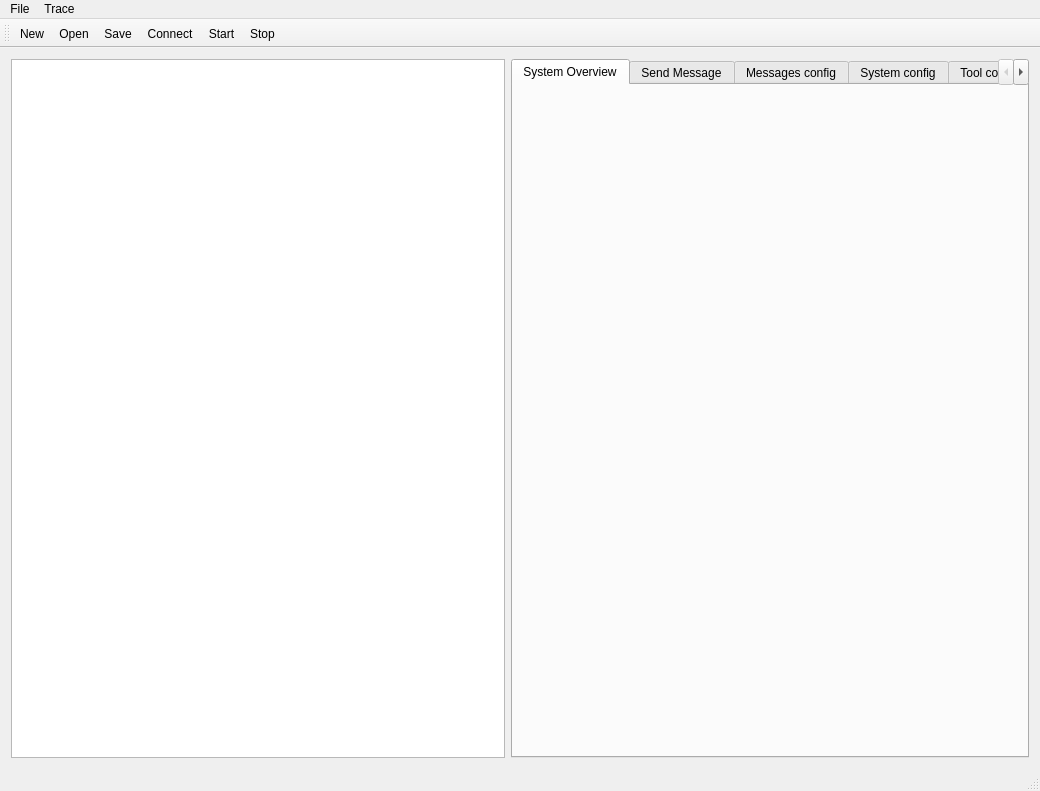
First picture: the form in mainwindow.ui, repository NeverKnewTheName/R_Visualizer, before the edit.
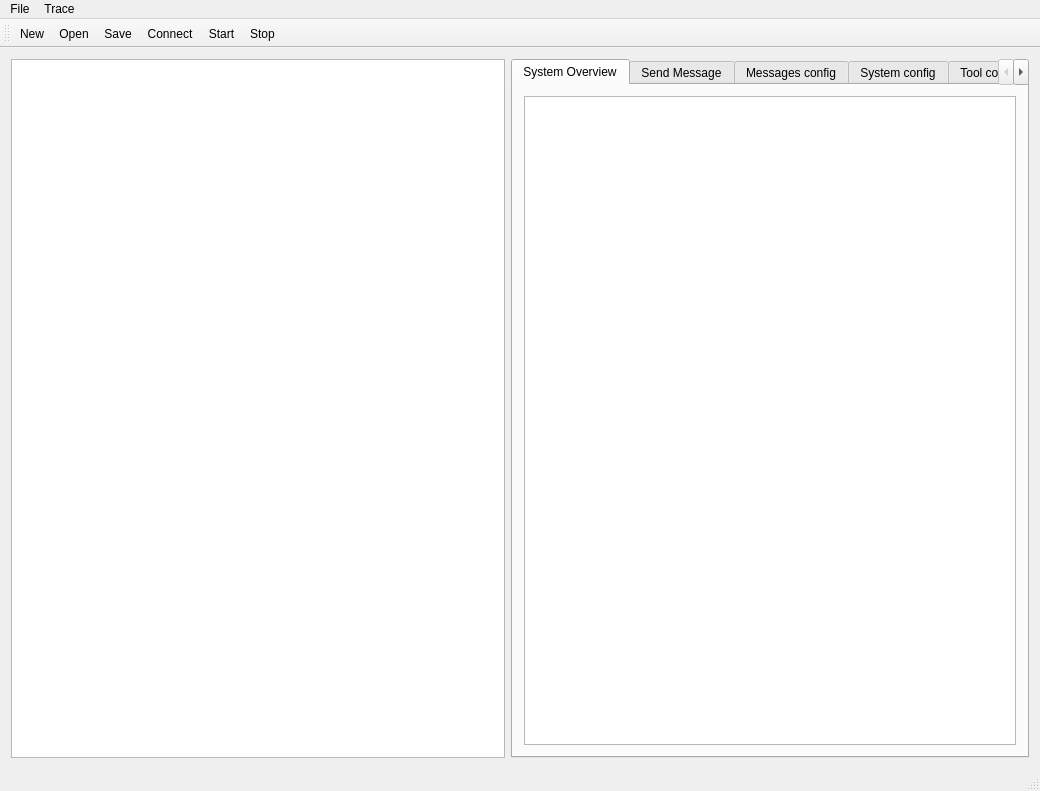
Second picture: the form after the edit. Icons and pictures are not drawn.

Commit message: added a simple square to demonstrate the QGraphicsItem capabilites

What changed in the file:
```diff
--- a/mainwindow.ui
+++ b/mainwindow.ui
@@ -27,6 +27,11 @@
        <attribute name="title">
         <string>System Overview</string>
        </attribute>
+       <layout class="QGridLayout" name="gridLayout">
+        <item row="0" column="0">
+         <widget class="QGraphicsView" name="graphicsView"/>
+        </item>
+       </layout>
       </widget>
       <widget class="QWidget" name="tab_sndMsg">
        <attribute name="title">
```
The commit also changes 6 other files.
